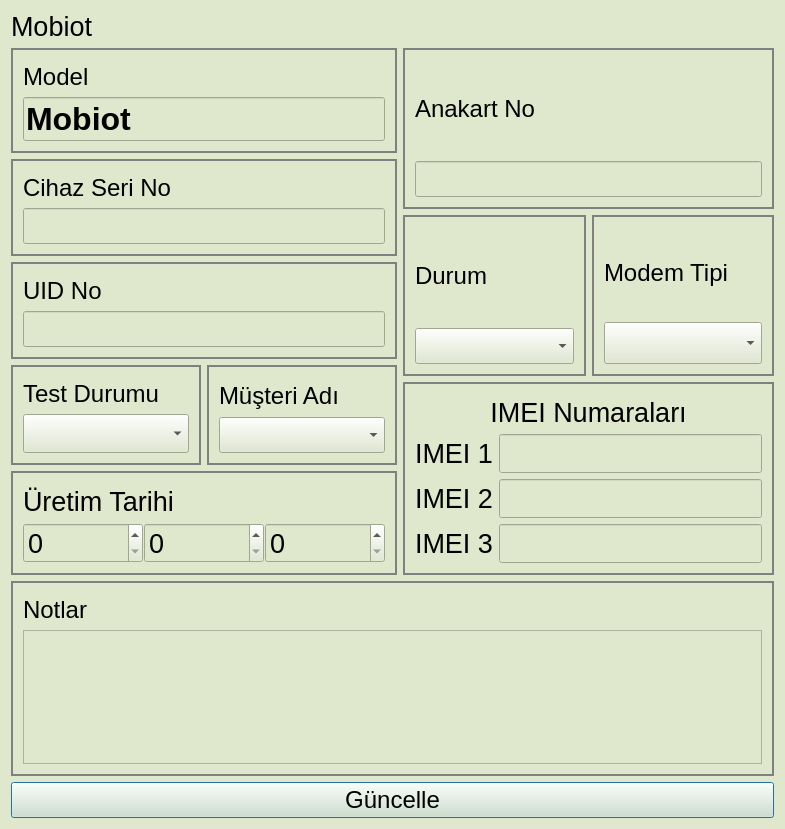
The window that src/informationmobiotdialog.ui (yunusemrecinar/QT5-cihaz-kimlik-teknik-servis) describes before a commit, drawn with Qt 5.
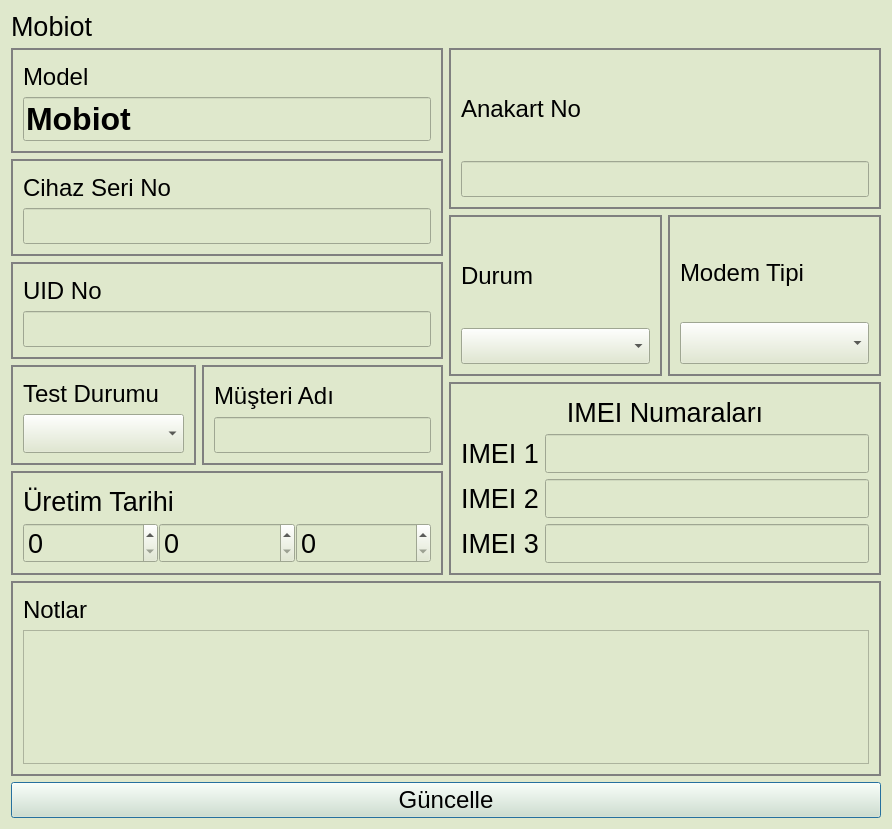
The same window after the commit.

Patch:
```diff
--- a/src/informationmobiotdialog.ui
+++ b/src/informationmobiotdialog.ui
@@ -6,7 +6,7 @@
    <rect>
     <x>0</x>
     <y>0</y>
-    <width>785</width>
+    <width>892</width>
     <height>829</height>
    </rect>
   </property>
@@ -175,6 +175,12 @@
           <layout class="QHBoxLayout" name="horizontalLayout_3">
            <item>
             <widget class="QGroupBox" name="TestDurumBox">
+             <property name="minimumSize">
+              <size>
+               <width>185</width>
+               <height>0</height>
+              </size>
+             </property>
              <property name="styleSheet">
               <string notr="true">QGroupBox {
 border:2px solid grey;
@@ -243,15 +249,15 @@
                </widget>
               </item>
               <item>
-               <widget class="QComboBox" name="musteriAdi_1">
-                <property name="enabled">
-                 <bool>true</bool>
-                </property>
+               <widget class="QLineEdit" name="musteriAdi_1">
                 <property name="font">
                  <font>
                   <pointsize>18</pointsize>
                  </font>
                 </property>
+                <property name="readOnly">
+                 <bool>true</bool>
+                </property>
                </widget>
               </item>
              </layout>
```
